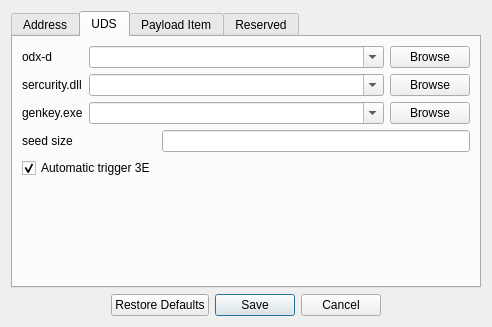
Old version of the form settings.ui in the repository xjzer/QtWidgetDemo.
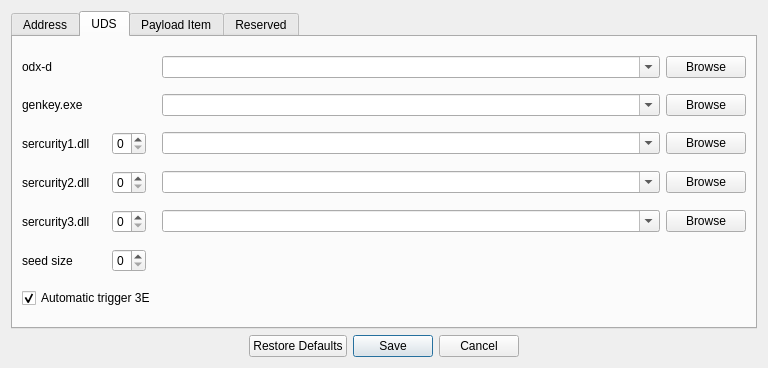
New version of the form.

Patch:
```diff
--- a/settings.ui
+++ b/settings.ui
@@ -6,8 +6,8 @@
    <rect>
     <x>0</x>
     <y>0</y>
-    <width>457</width>
-    <height>327</height>
+    <width>768</width>
+    <height>368</height>
    </rect>
   </property>
   <property name="windowTitle">
@@ -130,62 +130,7 @@
       <attribute name="title">
        <string>UDS</string>
       </attribute>
-      <layout class="QVBoxLayout" name="verticalLayout_3">
-       <item>
         <layout class="QGridLayout" name="gridLayout_3">
-         <item row="1" column="2">
-          <widget class="QPushButton" name="pushButton_dll">
-           <property name="sizePolicy">
-            <sizepolicy hsizetype="Fixed" vsizetype="Fixed">
-             <horstretch>0</horstretch>
-             <verstretch>0</verstretch>
-            </sizepolicy>
-           </property>
-           <property name="text">
-            <string>Browse</string>
-           </property>
-          </widget>
-         </item>
-         <item row="0" column="1">
-          <widget class="QComboBox" name="comboBox_odx">
-           <property name="editable">
-            <bool>true</bool>
-           </property>
-          </widget>
-         </item>
-         <item row="1" column="0">
-          <widget class="QLabel" name="label_dll">
-           <property name="sizePolicy">
-            <sizepolicy hsizetype="Fixed" vsizetype="Preferred">
-             <horstretch>0</horstretch>
-             <verstretch>0</verstretch>
-            </sizepolicy>
-           </property>
-           <property name="text">
-            <string>sercurity.dll</string>
-           </property>
-          </widget>
-         </item>
-         <item row="0" column="2">
-          <widget class="QPushButton" name="pushButton_odx">
-           <property name="sizePolicy">
-            <sizepolicy hsizetype="Fixed" vsizetype="Fixed">
-             <horstretch>0</horstretch>
-             <verstretch>0</verstretch>
-            </sizepolicy>
-           </property>
-           <property name="text">
-            <string>Browse</string>
-           </property>
-          </widget>
-         </item>
-         <item row="1" column="1">
-          <widget class="QComboBox" name="comboBox_dll">
-           <property name="editable">
-            <bool>true</bool>
-           </property>
-          </widget>
-         </item>
          <item row="0" column="0">
           <widget class="QLabel" name="label_odx">
            <property name="sizePolicy">
@@ -199,39 +144,226 @@
            </property>
           </widget>
          </item>
-         <item row="2" column="0">
+       <item row="0" column="2">
+        <widget class="QComboBox" name="comboBox_odx">
+         <property name="sizePolicy">
+          <sizepolicy hsizetype="Preferred" vsizetype="Fixed">
+           <horstretch>0</horstretch>
+           <verstretch>0</verstretch>
+          </sizepolicy>
+         </property>
+         <property name="editable">
+          <bool>true</bool>
+         </property>
+        </widget>
+       </item>
+       <item row="0" column="3">
+        <widget class="QPushButton" name="pushButton_odx">
+         <property name="sizePolicy">
+          <sizepolicy hsizetype="Fixed" vsizetype="Fixed">
+           <horstretch>0</horstretch>
+           <verstretch>0</verstretch>
+          </sizepolicy>
+         </property>
+         <property name="text">
+          <string>Browse</string>
+         </property>
+        </widget>
+       </item>
+       <item row="1" column="0">
           <widget class="QLabel" name="label_genkey">
            <property name="text">
             <string>genkey.exe</string>
            </property>
           </widget>
          </item>
-         <item row="2" column="1">
+       <item row="1" column="2">
           <widget class="QComboBox" name="comboBox_genkey">
+         <property name="sizePolicy">
+          <sizepolicy hsizetype="Preferred" vsizetype="Fixed">
+           <horstretch>0</horstretch>
+           <verstretch>0</verstretch>
+          </sizepolicy>
+         </property>
            <property name="editable">
             <bool>true</bool>
            </property>
           </widget>
          </item>
-         <item row="2" column="2">
+       <item row="1" column="3">
           <widget class="QPushButton" name="pushButton_genkey">
+         <property name="sizePolicy">
+          <sizepolicy hsizetype="Fixed" vsizetype="Fixed">
+           <horstretch>0</horstretch>
+           <verstretch>0</verstretch>
+          </sizepolicy>
+         </property>
            <property name="text">
             <string>Browse</string>
            </property>
           </widget>
          </item>
-        </layout>
+       <item row="2" column="0">
+        <widget class="QLabel" name="label_dll_1">
+         <property name="sizePolicy">
+          <sizepolicy hsizetype="Fixed" vsizetype="Preferred">
+           <horstretch>0</horstretch>
+           <verstretch>0</verstretch>
+          </sizepolicy>
+         </property>
+         <property name="text">
+          <string>sercurity1.dll</string>
+         </property>
+        </widget>
        </item>
-       <item>
-        <layout class="QFormLayout" name="formLayout_3">
-         <item row="0" column="0">
+       <item row="2" column="1">
+        <widget class="QSpinBox" name="spinBox_dll_1">
+         <property name="sizePolicy">
+          <sizepolicy hsizetype="Fixed" vsizetype="Fixed">
+           <horstretch>0</horstretch>
+           <verstretch>0</verstretch>
+          </sizepolicy>
+         </property>
+         <property name="maximum">
+          <number>255</number>
+         </property>
+         <property name="displayIntegerBase">
+          <number>16</number>
+         </property>
+        </widget>
+       </item>
+       <item row="2" column="2">
+        <widget class="QComboBox" name="comboBox_dll_1">
+         <property name="sizePolicy">
+          <sizepolicy hsizetype="Expanding" vsizetype="Fixed">
+           <horstretch>0</horstretch>
+           <verstretch>0</verstretch>
+          </sizepolicy>
+         </property>
+         <property name="editable">
+          <bool>true</bool>
+         </property>
+        </widget>
+       </item>
+       <item row="2" column="3">
+        <widget class="QPushButton" name="pushButton_dll">
+         <property name="sizePolicy">
+          <sizepolicy hsizetype="Fixed" vsizetype="Fixed">
+           <horstretch>0</horstretch>
+           <verstretch>0</verstretch>
+          </sizepolicy>
+         </property>
+         <property name="text">
+          <string>Browse</string>
+         </property>
+        </widget>
+       </item>
+       <item row="3" column="0">
+        <widget class="QLabel" name="label_dll_2">
+         <property name="text">
+          <string>sercurity2.dll</string>
+         </property>
+        </widget>
+       </item>
+       <item row="3" column="1">
+        <widget class="QSpinBox" name="spinBox_dll_2">
+         <property name="sizePolicy">
+          <sizepolicy hsizetype="Fixed" vsizetype="Fixed">
+           <horstretch>0</horstretch>
+           <verstretch>0</verstretch>
+          </sizepolicy>
+         </property>
+         <property name="maximum">
+          <number>255</number>
+         </property>
+         <property name="displayIntegerBase">
+          <number>16</number>
+         </property>
+        </widget>
+       </item>
+       <item row="3" column="2">
+        <widget class="QComboBox" name="comboBox_dll_2">
+         <property name="sizePolicy">
+          <sizepolicy hsizetype="Preferred" vsizetype="Fixed">
+           <horstretch>0</horstretch>
+           <verstretch>0</verstretch>
+          </sizepolicy>
+         </property>
+         <property name="editable">
+          <bool>true</bool>
+         </property>
+        </widget>
+       </item>
+       <item row="3" column="3">
+        <widget class="QPushButton" name="pushButton_dll_2">
+         <property name="sizePolicy">
+          <sizepolicy hsizetype="Fixed" vsizetype="Fixed">
+           <horstretch>0</horstretch>
+           <verstretch>0</verstretch>
+          </sizepolicy>
+         </property>
+         <property name="text">
+          <string>Browse</string>
+         </property>
+        </widget>
+       </item>
+       <item row="4" column="0">
+        <widget class="QLabel" name="label_dll_3">
+         <property name="text">
+          <string>sercurity3.dll</string>
+         </property>
+        </widget>
+       </item>
+       <item row="4" column="1">
+        <widget class="QSpinBox" name="spinBox_dll_3">
+         <property name="sizePolicy">
+          <sizepolicy hsizetype="Fixed" vsizetype="Fixed">
+           <horstretch>0</horstretch>
+           <verstretch>0</verstretch>
+          </sizepolicy>
+         </property>
+         <property name="maximum">
+          <number>255</number>
+         </property>
+         <property name="displayIntegerBase">
+          <number>16</number>
+         </property>
+        </widget>
+       </item>
+       <item row="4" column="2">
+        <widget class="QComboBox" name="comboBox_dll_3">
+         <property name="sizePolicy">
+          <sizepolicy hsizetype="Preferred" vsizetype="Fixed">
+           <horstretch>0</horstretch>
+           <verstretch>0</verstretch>
+          </sizepolicy>
+         </property>
+         <property name="editable">
+          <bool>true</bool>
+         </property>
+        </widget>
+       </item>
+       <item row="4" column="3">
+        <widget class="QPushButton" name="pushButton_dll_3">
+         <property name="sizePolicy">
+          <sizepolicy hsizetype="Fixed" vsizetype="Fixed">
+           <horstretch>0</horstretch>
+           <verstretch>0</verstretch>
+          </sizepolicy>
+         </property>
+         <property name="text">
+          <string>Browse</string>
+         </property>
+        </widget>
+       </item>
+       <item row="5" column="0">
           <widget class="QLabel" name="label_seedSize">
            <property name="text">
             <string>seed size</string>
            </property>
           </widget>
          </item>
-         <item row="1" column="0">
+       <item row="6" column="0" colspan="2">
           <widget class="QCheckBox" name="checkBox_uds_3e">
            <property name="text">
             <string>Automatic trigger 3E</string>
@@ -241,10 +373,21 @@
            </property>
           </widget>
          </item>
-         <item row="0" column="1">
-          <widget class="QLineEdit" name="lineEdit_seedSize"/>
-         </item>
-        </layout>
+       <item row="5" column="1">
+        <widget class="QSpinBox" name="spinBox_seedSize">
+         <property name="sizePolicy">
+          <sizepolicy hsizetype="Fixed" vsizetype="Fixed">
+           <horstretch>0</horstretch>
+           <verstretch>0</verstretch>
+          </sizepolicy>
+         </property>
+         <property name="maximum">
+          <number>255</number>
+         </property>
+         <property name="displayIntegerBase">
+          <number>16</number>
+         </property>
+        </widget>
        </item>
       </layout>
      </widget>
```
Lines whose indentation alone changed are shown as unchanged.
